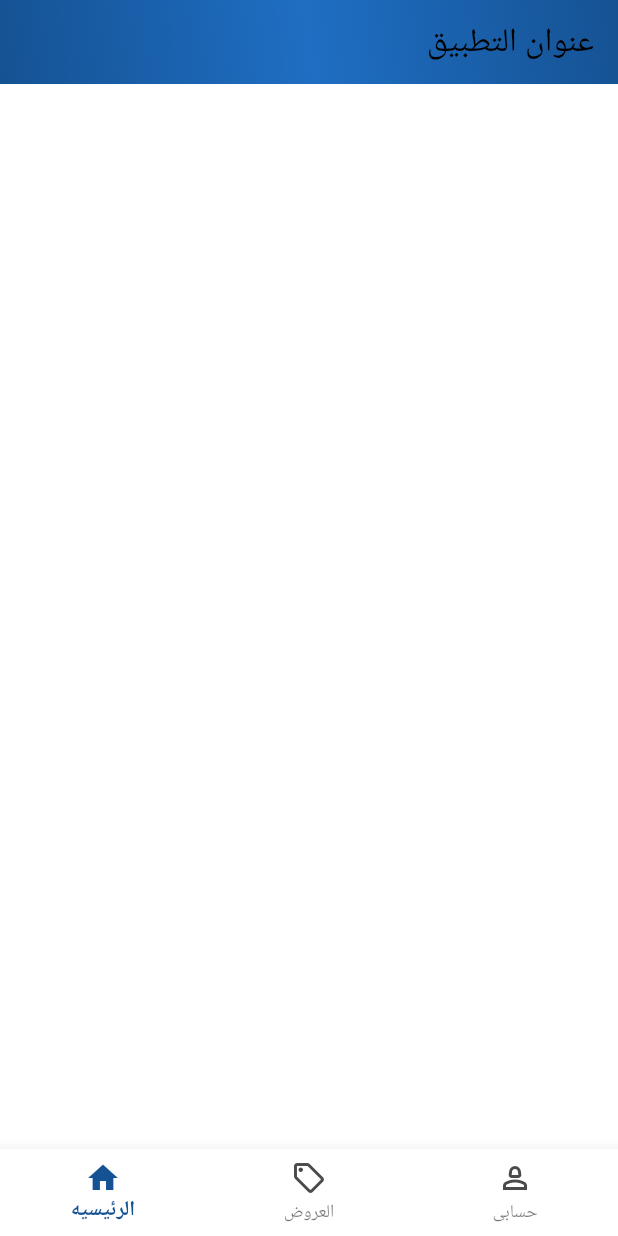
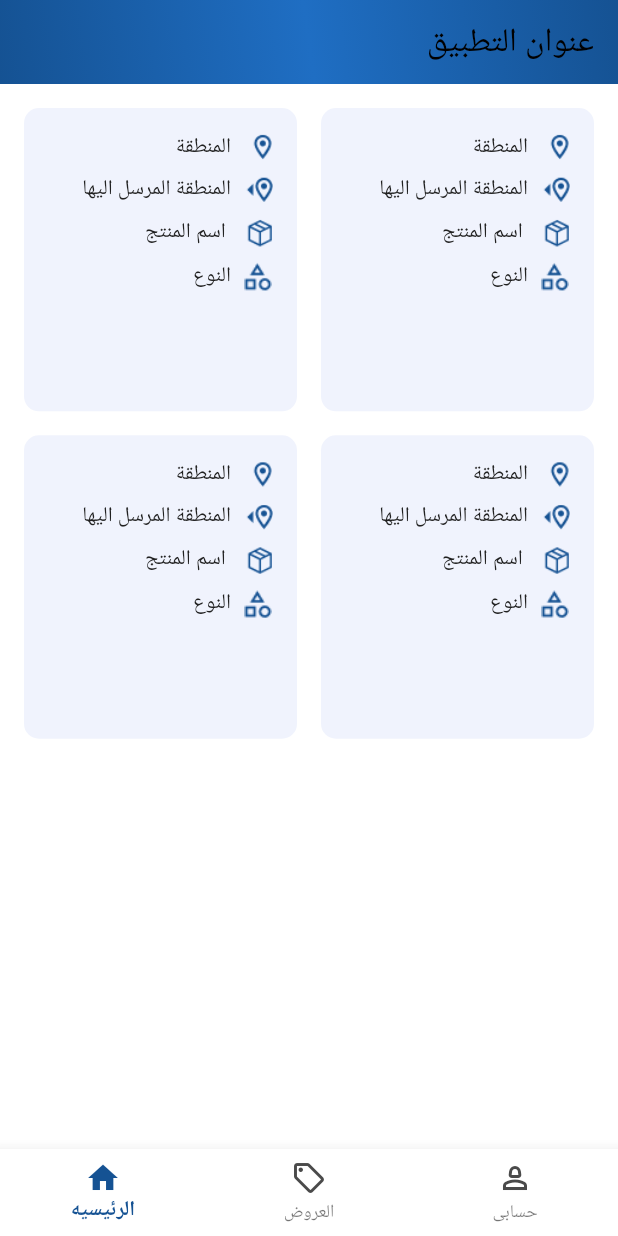
Before and after one commit to KHgamal/project_1, a Flutter app: the screen it shows after launch, on a phone screen of 412 x 824 dp. Run offline on Flutter 3.47's test engine with Material 2 defaults, Android fonts, the phone set to English and light mode, and no system bars; our stand-ins replace dartz, equatable, get_it.

Commit message:
"home_gridView"

```diff
--- a/lib/core/res/media_res.dart
+++ b/lib/core/res/media_res.dart
@@ -0,0 +1,6 @@
+class Media{
+  static String locationIcon="assets/images/location.png";
+  static String destinationIcon="assets/images/destination.png";
+  static String titleIcon="assets/images/title.png";
+  static String typeIcon="assets/images/type.png";
+}
--- a/lib/src/home/presentation/views/home_view.dart
+++ b/lib/src/home/presentation/views/home_view.dart
@@ -1,6 +1,8 @@
 import 'package:flutter/material.dart';
 import 'package:project_1/core/res/colours.dart';
 import 'package:project_1/generated/l10n.dart';
+
+import '../../../../core/res/media_res.dart';
 
 class HomeView extends StatelessWidget {
   const HomeView({super.key});
@@ -9,6 +11,7 @@ class HomeView extends StatelessWidget {
   @override
   Widget build(BuildContext context) {
     return Scaffold(
+      backgroundColor: Colors.white,
       appBar: AppBar(
         flexibleSpace: Container(
           decoration: const BoxDecoration(
@@ -17,8 +20,90 @@ class HomeView extends StatelessWidget {
         ),
         title: Text(S.of(context).title),
       ),
+      body: Padding(
+        padding: const EdgeInsets.all(16),
+        child: ShowProductsGridView(),
+      ) ,
 
     );
   }
 
 }
+
+class ShowProductsGridView extends StatelessWidget {
+  const ShowProductsGridView({Key? key}) : super(key: key);
+
+  @override
+  Widget build(BuildContext context) {
+    return GridView.builder(
+      itemCount: 4,
+      gridDelegate: const SliverGridDelegateWithFixedCrossAxisCount(
+        childAspectRatio:0.9,
+        crossAxisCount: 2,
+         crossAxisSpacing: 16.0,
+         mainAxisSpacing: 16.0
+      ),
+      itemBuilder: (BuildContext context, int index){
+        return ShowProductsContainer ();
+      },
+    );
+  }
+}
+
+class ShowProductsContainer extends StatelessWidget {
+  const ShowProductsContainer({Key? key}) : super(key: key);
+
+  @override
+  Widget build(BuildContext context) {
+    return Container(
+      padding: const EdgeInsets.all(16) ,
+      decoration: BoxDecoration(
+        color: Colours.secondaryColour,
+        borderRadius: BorderRadius.circular(10),
+      ),
+      child: ProductsInformationListView()
+    );
+  }
+}
+
+class ProductsInformationListView extends StatelessWidget {
+  const ProductsInformationListView({Key? key}) : super(key: key);
+
+  @override
+  Widget build(BuildContext context) {
+    List<String> iconsList=[ Media.locationIcon ,
+      Media.destinationIcon,
+      Media.titleIcon ,
+      Media.typeIcon];
+    List<String> textList=["المنطقة" ,"المنطقة المرسل اليها"," اسم المنتج ","النوع "];
+    return ListView.builder(
+        itemCount: 4,
+        itemBuilder: (BuildContext context, int index) {
+          return Padding(
+            padding: const EdgeInsets.only(bottom:8),
+            child: ProductsInformationListTile(icon: iconsList[index], text: textList[index]),
+          );
+        });
+  }
+}
+
+class ProductsInformationListTile extends StatelessWidget {
+  const ProductsInformationListTile({Key? key, required this.icon, required this.text}) : super(key: key);
+  final String icon;
+  final String text;
+  @override
+  Widget build(BuildContext context) {
+    return Row(
+      children: [
+        Image.asset(icon , width: 20, height:20,),
+        const SizedBox(width:8,),
+        Flexible(
+    child: Text(text, maxLines: 2,
+    overflow: TextOverflow.ellipsis,
+    style: const TextStyle( fontSize: 14 , color: Colours.txtMainColor),
+    ),
+    ),
+      ],
+    );
+  }
+}
--- a/pubspec.yaml
+++ b/pubspec.yaml
@@ -41,8 +41,8 @@ flutter:
   uses-material-design: true
 
   # To add assets to your application, add an assets section, like this:
-  # assets:
-  #   - images/a_dot_burr.jpeg
+  assets:
+    - assets/images/
   #   - images/a_dot_ham.jpeg
 
   # An image asset can refer to one or more resolution-specific "variants", see
```
Also changed, not shown: assets/images/destination.png (added), assets/images/location.png (added), assets/images/title.png (added), assets/images/type.png (added), pubspec.lock.
